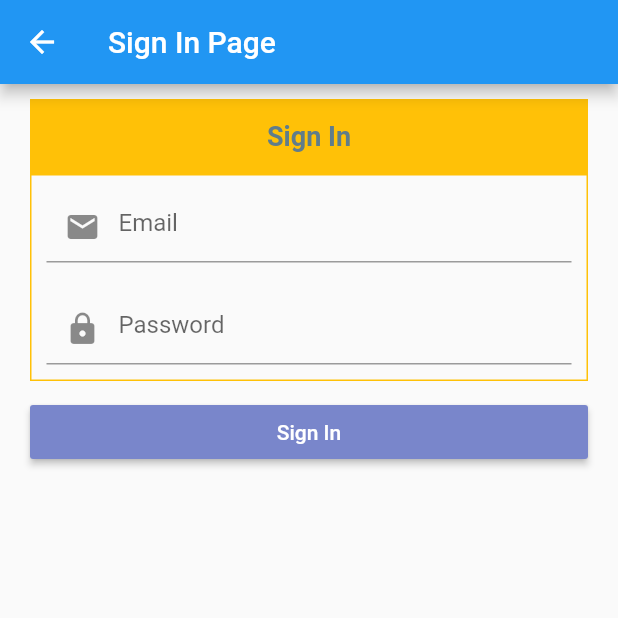
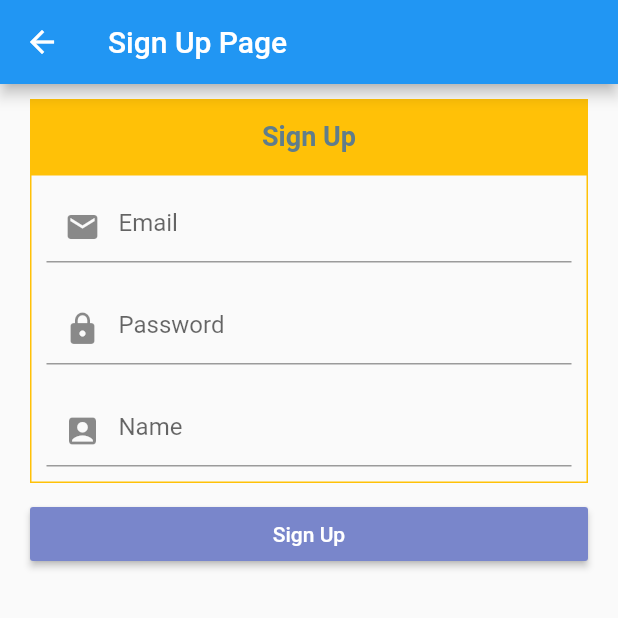
Before and after one commit to jyeh62/ehlog, a Flutter app: the SignUpPage screen opened directly, on a phone screen of 412 x 824 dp, the top half of it. Run offline on Flutter 3.47's test engine with Material 2 defaults, Android fonts, the phone set to English and light mode, and no system bars; our stand-ins replace firebase_auth, firebase_core, logger, rxdart; accounts and stored records are empty.

Commit message:
sign up 화면 추가

```diff
--- a/lib/ui/view/auth_screen.dart
+++ b/lib/ui/view/auth_screen.dart
@@ -1,8 +1,7 @@
+import 'package:ehynsta/ui/view/signup_screen.dart';
 import 'package:ehynsta/ui/viewmodel/firebase_provider.dart';
 import 'package:flutter/material.dart';
 import 'package:provider/provider.dart';
-
-import 'singin_screen.dart';
 
 class AuthPage extends StatefulWidget {
   const AuthPage({Key? key}) : super(key: key);
--- a/lib/ui/view/singin_screen.dart
+++ b/lib/ui/view/signup_screen.dart
@@ -2,20 +2,19 @@ import 'package:ehynsta/ui/viewmodel/firebase_provider.dart';
 import 'package:flutter/material.dart';
 import 'package:provider/provider.dart';
 
-
 class SignUpPage extends StatefulWidget {
-
   const SignUpPage({Key? key}) : super(key: key);
 
   @override
-  SignUpPageState createState() => SignUpPageState();
+  _SignUpPageState createState() => _SignUpPageState();
 }
 
-class SignUpPageState extends State<SignUpPage> {
+class _SignUpPageState extends State<SignUpPage> {
   final TextEditingController _mailCon = TextEditingController();
   final TextEditingController _pwCon = TextEditingController();
+  final TextEditingController _nameCon = TextEditingController();
 
-  final GlobalKey<ScaffoldState> _scaffoldKey = new GlobalKey<ScaffoldState>();
+  final GlobalKey<ScaffoldState> _scaffoldKey = GlobalKey<ScaffoldState>();
   FirebaseProvider? fp;
 
   @override
@@ -31,7 +30,7 @@ class SignUpPageState extends State<SignUpPage> {
 
     return Scaffold(
         key: _scaffoldKey,
-        appBar: AppBar(title: const Text("Sign In Page")),
+        appBar: AppBar(title: const Text("Sign Up Page")),
         body: ListView(
           children: <Widget>[
             Container(
@@ -44,7 +43,7 @@ class SignUpPageState extends State<SignUpPage> {
                     decoration: const BoxDecoration(color: Colors.amber),
                     child: const Center(
                       child: Text(
-                        "Sign In",
+                        "Sign Up",
                         style: TextStyle(
                             color: Colors.blueGrey,
                             fontSize: 18,
@@ -75,6 +74,14 @@ class SignUpPageState extends State<SignUpPage> {
                           ),
                           obscureText: true,
                         ),
+                        TextField(
+                          controller: _nameCon,
+                          decoration: const InputDecoration(
+                            prefixIcon: Icon(Icons.account_box),
+                            hintText: "Name",
+                          ),
+                          obscureText: true,
+                        )
                       ].map((c) {
                         return Padding(
                           padding: const EdgeInsets.symmetric(
@@ -94,13 +101,13 @@ class SignUpPageState extends State<SignUpPage> {
               child: RaisedButton(
                 color: Colors.indigo[300],
                 child: const Text(
-                  "Sign In",
+                  "Sign Up",
                   style: TextStyle(color: Colors.white),
                 ),
                 onPressed: () {
                   FocusScope.of(context)
                       .requestFocus(FocusNode()); // 키보드 감춤
-                  _signIn();
+                  _signUp();
                 },
               ),
             ),
@@ -108,11 +115,11 @@ class SignUpPageState extends State<SignUpPage> {
         ));
   }
 
-  void _signIn() async {
-    bool result = await fp?.signInWithEmail(_mailCon.text, _pwCon.text)??false;
-    logger.d("_signIn result : $result");
+  void _signUp() async {
+    bool result = await fp?.signUpWithEmail(_mailCon.text, _pwCon.text, _nameCon.text)??false;
+    logger.d("_signUp result : $result");
     if(result) {
-      logger.d("_signIn fp?.getUser(); : ${fp?.getUser()}");
+      logger.d("_signUp fp?.getUser(); : ${fp?.getUser()}");
     }
   }
 }
--- a/lib/ui/viewmodel/firebase_provider.dart
+++ b/lib/ui/viewmodel/firebase_provider.dart
@@ -31,7 +31,7 @@ class FirebaseProvider with ChangeNotifier {
   }
 
   // 이메일/비밀번호로 Firebase에 회원가입
-  Future<bool> signUpWithEmail(String email, String password) async {
+  Future<bool> signUpWithEmail(String email, String password, String name) async {
     try {
       UserCredential result = await fAuth.createUserWithEmailAndPassword(
           email: email, password: password);
--- a/pubspec.yaml
+++ b/pubspec.yaml
@@ -40,6 +40,7 @@ dependencies:
   firebase_core: ^1.21.1
   firebase_auth: ^3.7.0
   provider: ^6.0.3
+  firebase_database: ^9.1.4
 
 dev_dependencies:
   flutter_test:
```
Also changed, not shown: lib/data/remote_user_repository.dart (added, +23 -0 lines), lib/domain/user_repository.dart (+7 -0 lines), lib/main.dart (+5 -5 lines), pubspec.lock, 1 other file.
